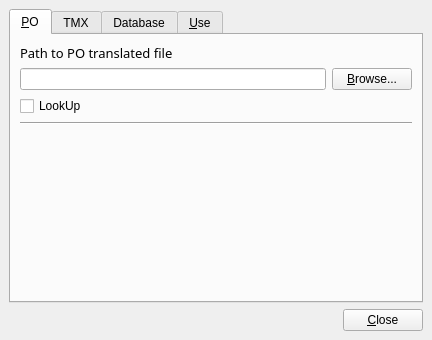
The window that pootling/ui/tmSetting.ui (cc-archive/pootle) describes before a commit, drawn with Qt 5.
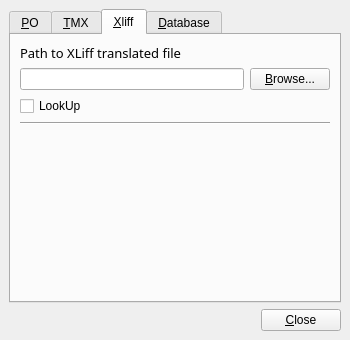
The same window after the commit.

```diff
--- a/pootling/ui/tmSetting.ui
+++ b/pootling/ui/tmSetting.ui
@@ -19,41 +19,8 @@
    <property name="spacing" >
     <number>6</number>
    </property>
-   <item row="2" column="1" >
-    <widget class="QPushButton" name="btnClose" >
-     <property name="text" >
-      <string>&amp;Close</string>
-     </property>
-    </widget>
-   </item>
-   <item row="2" column="0" >
-    <spacer>
-     <property name="orientation" >
-      <enum>Qt::Horizontal</enum>
-     </property>
-     <property name="sizeHint" >
-      <size>
-       <width>231</width>
-       <height>20</height>
-      </size>
-     </property>
-    </spacer>
-   </item>
-   <item row="1" column="0" colspan="2" >
-    <spacer>
-     <property name="orientation" >
-      <enum>Qt::Vertical</enum>
-     </property>
-     <property name="sizeHint" >
-      <size>
-       <width>414</width>
-       <height>16</height>
-      </size>
-     </property>
-    </spacer>
-   </item>
-   <item row="0" column="0" colspan="2" >
-    <widget class="QTabWidget" name="tabWidget" >
+   <item row="0" column="0" colspan="3" >
+    <widget class="QTabWidget" name="tabXliff" >
      <property name="currentIndex" >
       <number>0</number>
      </property>
@@ -153,7 +120,7 @@
      </widget>
      <widget class="QWidget" name="tab_2" >
       <attribute name="title" >
-       <string>TMX</string>
+       <string>&amp;TMX</string>
       </attribute>
       <layout class="QGridLayout" >
        <property name="margin" >
@@ -236,6 +203,126 @@
          </property>
         </widget>
        </item>
+       <item row="1" column="0" >
+        <widget class="QLineEdit" name="lineTMXfile" >
+         <property name="readOnly" >
+          <bool>false</bool>
+         </property>
+        </widget>
+       </item>
+       <item row="0" column="0" >
+        <widget class="QLabel" name="label_4" >
+         <property name="sizePolicy" >
+          <sizepolicy>
+           <hsizetype>1</hsizetype>
+           <vsizetype>1</vsizetype>
+           <horstretch>0</horstretch>
+           <verstretch>0</verstretch>
+          </sizepolicy>
+         </property>
+         <property name="font" >
+          <font>
+           <family>Sans Serif</family>
+           <pointsize>10</pointsize>
+           <weight>50</weight>
+           <italic>false</italic>
+           <bold>false</bold>
+           <underline>false</underline>
+           <strikeout>false</strikeout>
+          </font>
+         </property>
+         <property name="text" >
+          <string>Path to TMX translated file</string>
+         </property>
+        </widget>
+       </item>
+      </layout>
+     </widget>
+     <widget class="QWidget" name="tabXliff" >
+      <attribute name="title" >
+       <string>&amp;Xliff</string>
+      </attribute>
+      <layout class="QGridLayout" >
+       <property name="margin" >
+        <number>9</number>
+       </property>
+       <property name="spacing" >
+        <number>6</number>
+       </property>
+       <item row="4" column="0" colspan="2" >
+        <spacer>
+         <property name="orientation" >
+          <enum>Qt::Vertical</enum>
+         </property>
+         <property name="sizeHint" >
+          <size>
+           <width>301</width>
+           <height>221</height>
+          </size>
+         </property>
+        </spacer>
+       </item>
+       <item row="1" column="0" >
+        <widget class="QLineEdit" name="lineXliffFile" >
+         <property name="readOnly" >
+          <bool>false</bool>
+         </property>
+        </widget>
+       </item>
+       <item row="2" column="0" >
+        <widget class="QCheckBox" name="xliffLookup" >
+         <property name="autoFillBackground" >
+          <bool>false</bool>
+         </property>
+         <property name="text" >
+          <string>LookUp</string>
+         </property>
+         <property name="checked" >
+          <bool>false</bool>
+         </property>
+        </widget>
+       </item>
+       <item row="1" column="1" >
+        <widget class="QPushButton" name="btnXLiffFile" >
+         <property name="sizePolicy" >
+          <sizepolicy>
+           <hsizetype>1</hsizetype>
+           <vsizetype>1</vsizetype>
+           <horstretch>0</horstretch>
+           <verstretch>0</verstretch>
+          </sizepolicy>
+         </property>
+         <property name="text" >
+          <string>&amp;Browse...</string>
+         </property>
+        </widget>
+       </item>
+       <item row="0" column="0" >
+        <widget class="QLabel" name="label_6" >
+         <property name="sizePolicy" >
+          <sizepolicy>
+           <hsizetype>1</hsizetype>
+           <vsizetype>1</vsizetype>
+           <horstretch>0</horstretch>
+           <verstretch>0</verstretch>
+          </sizepolicy>
+         </property>
+         <property name="font" >
+          <font>
+           <family>Sans Serif</family>
+           <pointsize>10</pointsize>
+           <weight>50</weight>
+           <italic>false</italic>
+           <bold>false</bold>
+           <underline>false</underline>
+           <strikeout>false</strikeout>
+          </font>
+         </property>
+         <property name="text" >
+          <string>Path to XLiff translated file</string>
+         </property>
+        </widget>
+       </item>
        <item row="3" column="0" colspan="2" >
         <widget class="Line" name="line_3" >
          <property name="orientation" >
@@ -247,14 +334,42 @@
      </widget>
      <widget class="QWidget" name="tab_3" >
       <attribute name="title" >
-       <string>Database</string>
+       <string>&amp;Database</string>
       </attribute>
      </widget>
-     <widget class="QWidget" name="tab_4" >
-      <attribute name="title" >
-       <string>&amp;Use</string>
-      </attribute>
-     </widget>
+    </widget>
+   </item>
+   <item row="1" column="0" colspan="3" >
+    <spacer>
+     <property name="orientation" >
+      <enum>Qt::Vertical</enum>
+     </property>
+     <property name="sizeHint" >
+      <size>
+       <width>332</width>
+       <height>16</height>
+      </size>
+     </property>
+    </spacer>
+   </item>
+   <item rowspan="2" row="2" column="0" >
+    <spacer>
+     <property name="orientation" >
+      <enum>Qt::Horizontal</enum>
+     </property>
+     <property name="sizeHint" >
+      <size>
+       <width>231</width>
+       <height>20</height>
+      </size>
+     </property>
+    </spacer>
+   </item>
+   <item rowspan="2" row="2" column="2" >
+    <widget class="QPushButton" name="btnClose" >
+     <property name="text" >
+      <string>&amp;Close</string>
+     </property>
     </widget>
    </item>
   </layout>
```
Left out of the diff: 38 changed lines with no effect on the pictures.
